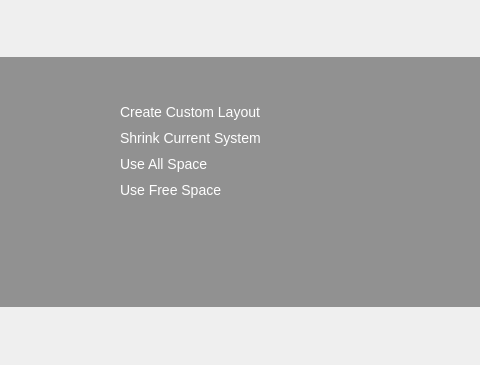
First picture: the form in yali/gui/Ui/autopartwidget.ui, repository dadas45li/yali, before the edit; both pictures show x 179 to 659 and y 0 to 365 of the 800 by 365 pixel window.
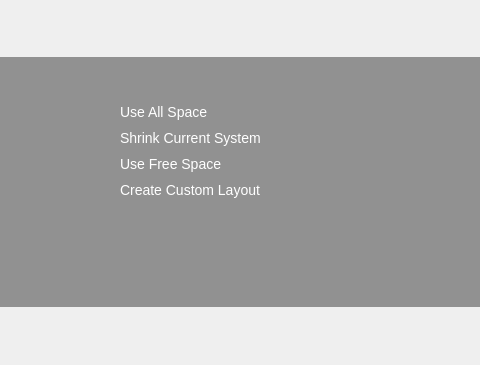
Second picture: the form after the edit. Icons and pictures are not drawn.

Commit message: fix autosorting problem in auto part screen

```diff
--- a/yali/gui/Ui/autopartwidget.ui
+++ b/yali/gui/Ui/autopartwidget.ui
@@ -216,11 +216,11 @@
            <number>100</number>
           </property>
           <property name="sortingEnabled">
-           <bool>true</bool>
+           <bool>false</bool>
           </property>
           <item>
            <property name="text">
-            <string notr="true">Create Custom Layout</string>
+            <string notr="true">Use All Space</string>
            </property>
            <property name="icon">
             <iconset>
@@ -236,15 +236,6 @@
              <normaloff>:/gui/pics/partscheme-shrink.png</normaloff>:/gui/pics/partscheme-shrink.png</iconset>
            </property>
           </item>
-          <item>
-           <property name="text">
-            <string notr="true">Use All Space</string>
-           </property>
-           <property name="icon">
-            <iconset>
-             <normaloff>:/gui/pics/partscheme-all.png</normaloff>:/gui/pics/partscheme-all.png</iconset>
-           </property>
-          </item>
           <item>
            <property name="text">
             <string notr="true">Use Free Space</string>
@@ -254,6 +245,15 @@
              <normaloff>:/gui/pics/partscheme-freespace.png</normaloff>:/gui/pics/partscheme-freespace.png</iconset>
            </property>
           </item>
+          <item>
+           <property name="text">
+            <string notr="true">Create Custom Layout</string>
+           </property>
+           <property name="icon">
+            <iconset>
+             <normaloff>:/gui/pics/partscheme-all.png</normaloff>:/gui/pics/partscheme-all.png</iconset>
+           </property>
+          </item>
          </widget>
         </item>
        </layout>
```
The commit also changes 1 other file.
